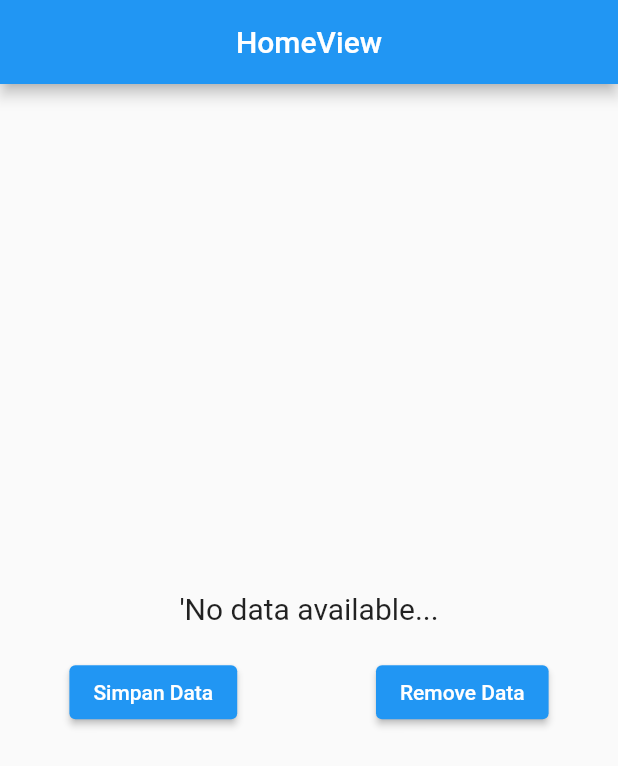
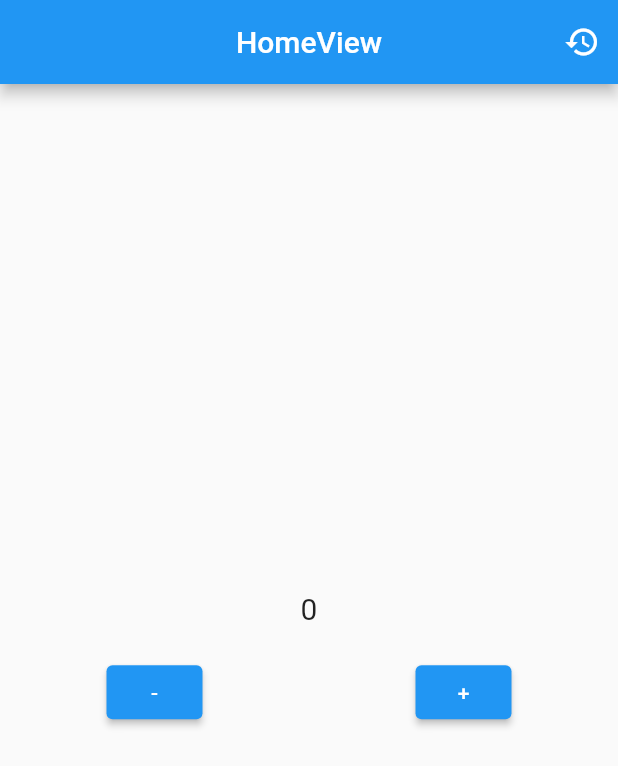
Before and after one commit to juragancode/flutter_latihan_responsive, a Flutter app: the screen it shows after launch, on a phone screen of 412 x 824 dp. Shown: the top 766 px of the screen. Run offline on Flutter 3.47's test engine with Material 2 defaults, Android fonts, the phone set to English and light mode, and no system bars; our stand-ins replace get, shared_preferences.

```diff
--- a/lib/app/modules/home/views/home_view.dart
+++ b/lib/app/modules/home/views/home_view.dart
@@ -7,12 +7,20 @@ import '../controllers/home_controller.dart';
 class HomeView extends GetView<HomeController> {
   @override
   Widget build(BuildContext context) {
-    controller.bacaData();
+    // controller.bacaData();
 
     return Scaffold(
       appBar: AppBar(
         title: Text('HomeView'),
         centerTitle: true,
+        actions: [
+          IconButton(
+            onPressed: () {
+              controller.resetData();
+            },
+            icon: Icon(Icons.restore),
+          ),
+        ],
       ),
       body: Center(
         child: Column(
@@ -27,12 +35,12 @@ class HomeView extends GetView<HomeController> {
               mainAxisAlignment: MainAxisAlignment.spaceAround,
               children: [
                 ElevatedButton(
-                  onPressed: () => controller.simpanData(),
-                  child: Text("Simpan Data"),
+                  onPressed: () => controller.decrement(),
+                  child: Text("-"),
                 ),
                 ElevatedButton(
-                  onPressed: () {},
-                  child: Text("Remove Data"),
+                  onPressed: () => controller.increment(),
+                  child: Text("+"),
                 ),
               ],
             ),
--- a/pubspec.yaml
+++ b/pubspec.yaml
@@ -9,6 +9,7 @@ dependencies:
   cupertino_icons: ^1.0.2
   get: 4.6.5
   shared_preferences: 2.0.15
+  get_storage: 2.0.3
   flutter:
     sdk: flutter
 
```
Also changed, not shown: lib/app/modules/home/controllers/home_controller.dart (+39 -5 lines), pubspec.lock.
